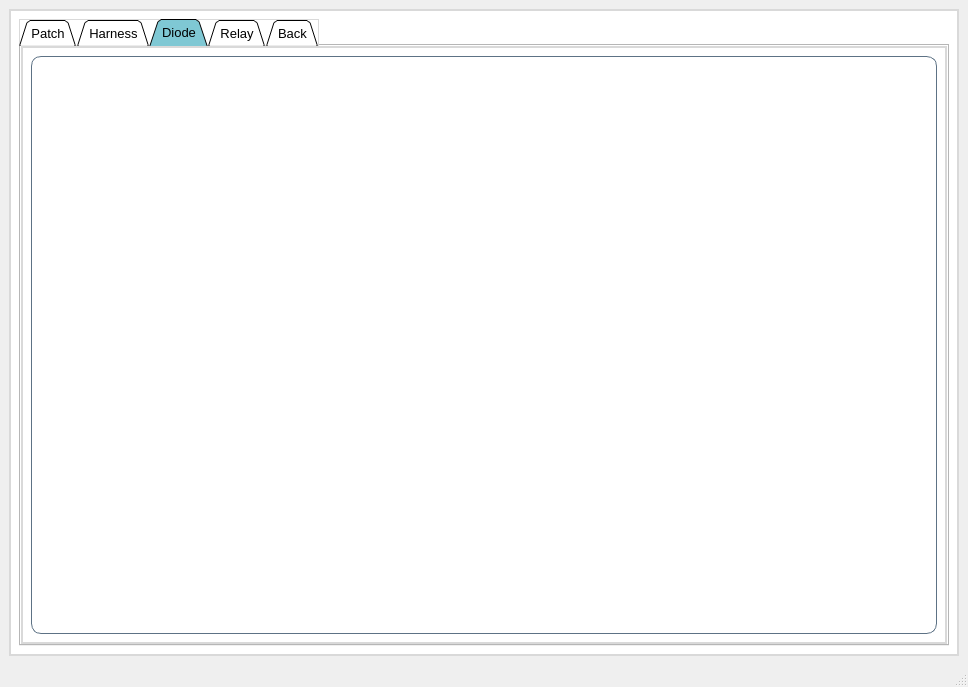
Qt form mainwindow.ui (rajeswari235/SolarACHT_2) before a commit.
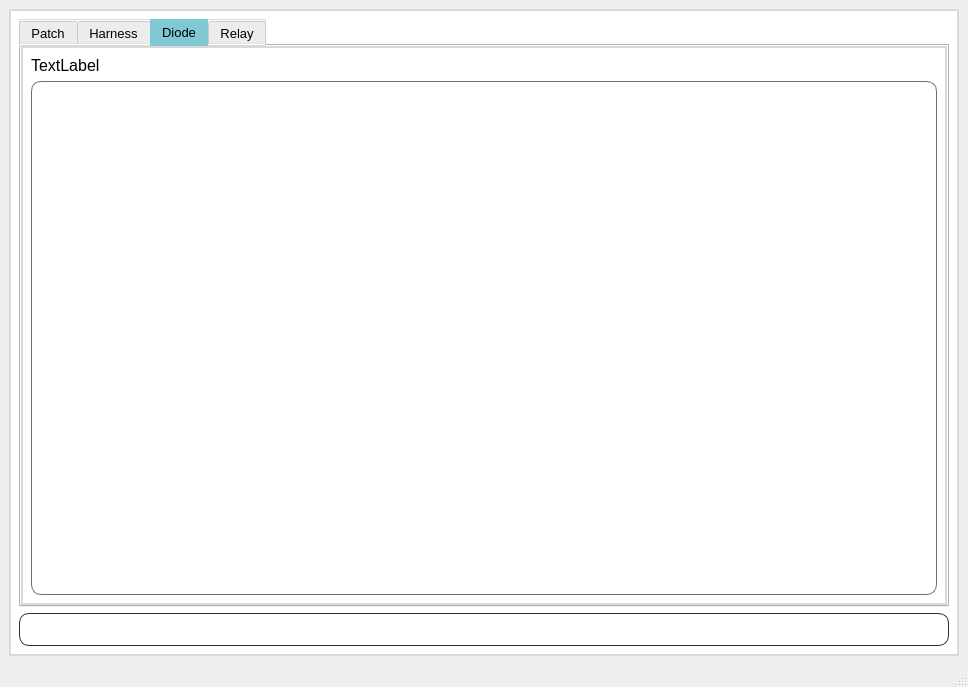
The same form after that commit. The open tabs and pages were chosen to show the change. Icons and pictures are not drawn. Custom widgets are drawn as their Qt base class.

```diff
--- a/mainwindow.ui
+++ b/mainwindow.ui
@@ -3701,8 +3701,11 @@
     color: rgb(0, 0, 0);
 }</string>
           </property>
+          <property name="tabPosition">
+           <enum>QTabWidget::North</enum>
+          </property>
           <property name="tabShape">
-           <enum>QTabWidget::Triangular</enum>
+           <enum>QTabWidget::Rounded</enum>
           </property>
           <property name="currentIndex">
            <number>0</number>
@@ -4342,7 +4345,7 @@
             <string>Diode</string>
            </attribute>
            <layout class="QGridLayout" name="gridLayout_21">
-            <item row="0" column="0">
+            <item row="1" column="0">
              <widget class="QTableView" name="tableView_diode">
               <property name="styleSheet">
                <string notr="true">QTableView
@@ -4455,6 +4458,21 @@
               </attribute>
              </widget>
             </item>
+            <item row="0" column="0">
+             <widget class="QLabel" name="label_fileName_diode">
+              <property name="font">
+               <font>
+                <pointsize>12</pointsize>
+               </font>
+              </property>
+              <property name="styleSheet">
+               <string notr="true">border:none;</string>
+              </property>
+              <property name="text">
+               <string>TextLabel</string>
+              </property>
+             </widget>
+            </item>
            </layout>
           </widget>
           <widget class="QWidget" name="tab_relay">
@@ -4577,11 +4595,60 @@
             </item>
            </layout>
           </widget>
-          <widget class="QWidget" name="tab">
-           <attribute name="title">
-            <string>Back</string>
-           </attribute>
-          </widget>
+         </widget>
+        </item>
+        <item row="2" column="0">
+         <widget class="QPushButton" name="pushButton_backFromGetDetails">
+          <property name="font">
+           <font>
+            <pointsize>10</pointsize>
+            <weight>75</weight>
+            <bold>true</bold>
+           </font>
+          </property>
+          <property name="styleSheet">
+           <string notr="true">QPushButton
+{
+    background: qlineargradient(
+        x1:0, y1:0,
+        x2:1, y2:0,
+        stop:0 #616161,
+        stop:1 #424242
+    );
+
+    color: white;
+    border: 1px solid #2c2c2c;
+    border-radius: 10px;
+    padding: 8px;
+    font-weight: bold;
+}
+
+QPushButton:hover
+{
+    background: qlineargradient(
+        x1:0, y1:0,
+        x2:1, y2:0,
+        stop:0 #757575,
+        stop:1 #545454
+    );
+}
+
+QPushButton:pressed
+{
+    background: qlineargradient(
+        x1:0, y1:0,
+        x2:1, y2:0,
+        stop:0 #4a4a4a,
+        stop:1 #303030
+    );
+
+    padding-top: 10px;
+    padding-left: 10px;
+}</string>
+          </property>
+          <property name="text">
+           <string>Back</string>
+          </property>
          </widget>
         </item>
        </layout>
```
Left out of the diff: 21 changed lines with no effect on the pictures.
